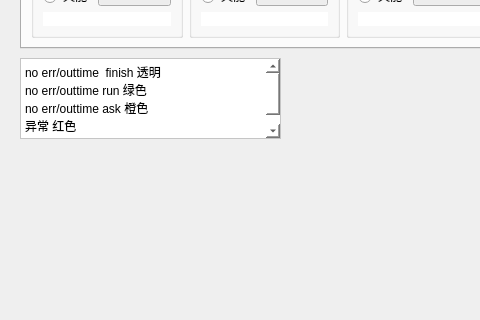
Before: the Qt Designer form form/formctrl.ui in KingChenFY/ZW_JiXieBiTool, drawn with Qt 5; both pictures show x 0 to 480 and y 142 to 462 of the 1000 by 640 pixel window.
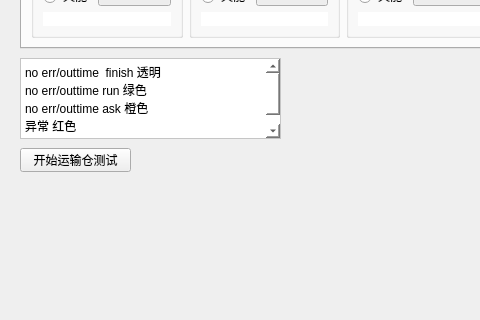
After: the same form once the commit is applied. Custom widgets are drawn as their Qt base class.

Commit message: add JXB transport test function

Diff of the .ui file:
```diff
--- a/form/formctrl.ui
+++ b/form/formctrl.ui
@@ -1649,6 +1649,19 @@
     </layout>
    </widget>
   </widget>
+  <widget class="QPushButton" name="pbtn_transportTestStart">
+   <property name="geometry">
+    <rect>
+     <x>20</x>
+     <y>290</y>
+     <width>111</width>
+     <height>24</height>
+    </rect>
+   </property>
+   <property name="text">
+    <string>开始运输仓测试</string>
+   </property>
+  </widget>
  </widget>
  <customwidgets>
   <customwidget>
```
The commit also changes 11 other files.
